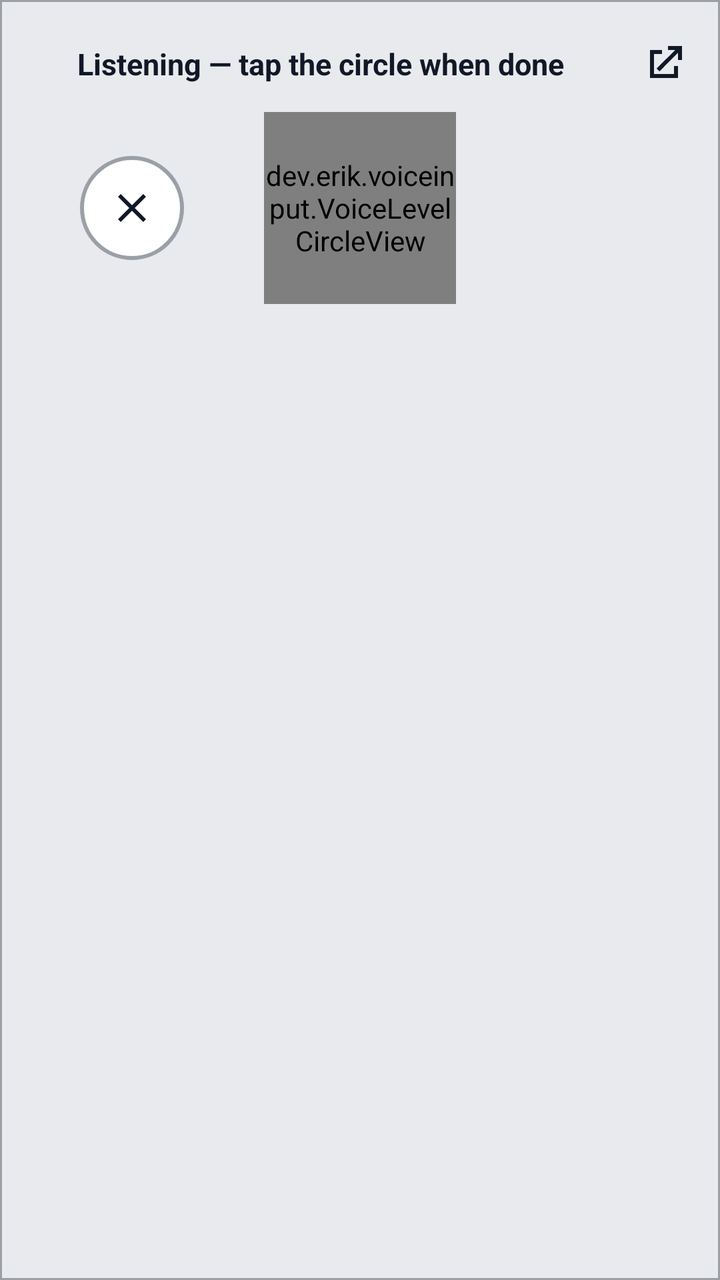
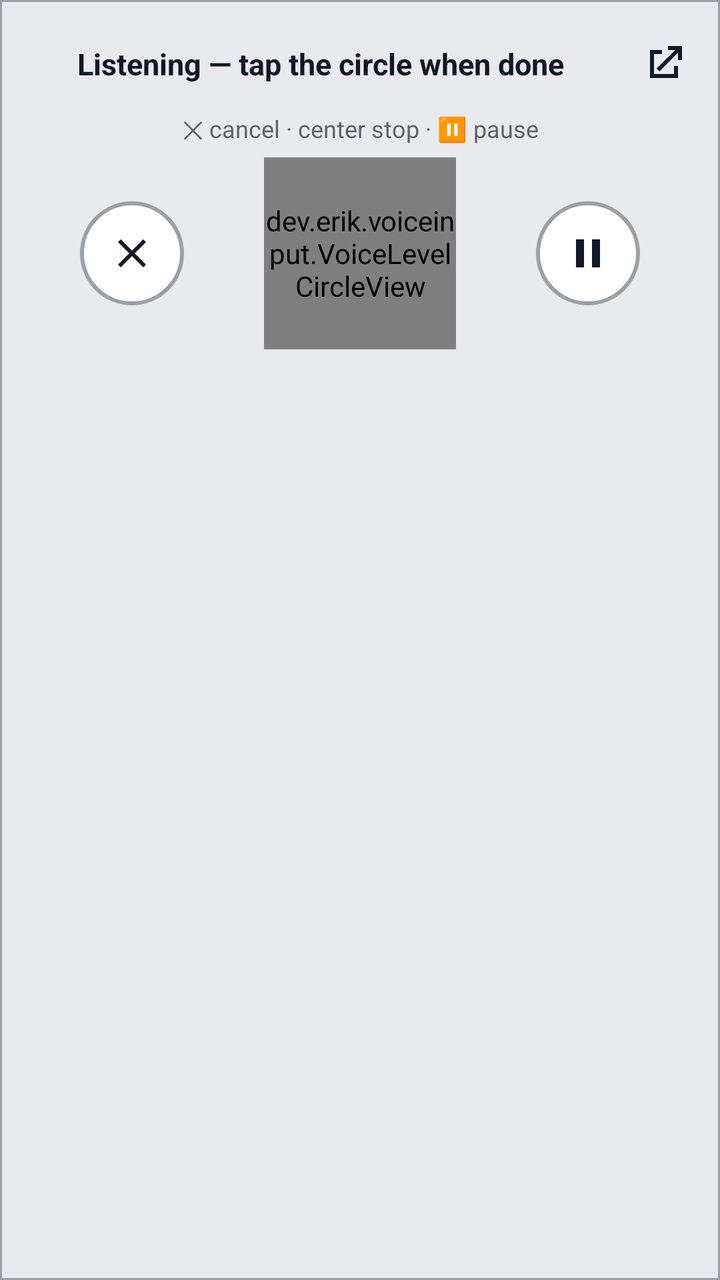

An Android layout rendered at two revisions. The XML below is the earlier revision; the diff shows what the commit changed to produce the second picture.
<!-- AndroidManifest.xml: application theme Theme.VoiceInput -->
<!-- res/layout/voice_input_ime.xml -->
<?xml version="1.0" encoding="utf-8"?>
<LinearLayout xmlns:android="http://schemas.android.com/apk/res/android"
    xmlns:app="http://schemas.android.com/apk/res-auto"
    android:layout_width="match_parent"
    android:layout_height="wrap_content"
    android:background="@drawable/ime_panel_background"
    android:orientation="vertical"
    android:paddingTop="12dp"
    android:paddingBottom="16dp">

    <LinearLayout
        android:layout_width="match_parent"
        android:layout_height="wrap_content"
        android:gravity="center_vertical"
        android:orientation="horizontal"
        android:paddingHorizontal="8dp"
        android:paddingBottom="4dp">

        <TextView
            android:id="@+id/status"
            android:layout_width="0dp"
            android:layout_height="wrap_content"
            android:layout_weight="1"
            android:gravity="center"
            android:paddingHorizontal="8dp"
            android:text="@string/ime_listening"
            android:textColor="@color/ime_status_text"
            android:textSize="15sp"
            android:textStyle="bold" />

        <ImageButton
            android:id="@+id/open_app"
            android:layout_width="40dp"
            android:layout_height="40dp"
            android:background="?android:attr/selectableItemBackgroundBorderless"
            android:contentDescription="@string/ime_open_history"
            android:padding="8dp"
            android:scaleType="centerInside"
            android:src="@drawable/ic_ime_open_app"
            app:tint="@color/ime_status_text" />
    </LinearLayout>

    <TextView
        android:id="@+id/debug_detail"
        android:layout_width="match_parent"
        android:layout_height="wrap_content"
        android:fontFamily="monospace"
        android:gravity="center"
        android:lineSpacingExtra="2dp"
        android:paddingHorizontal="12dp"
        android:paddingBottom="8dp"
        android:textColor="@color/ime_debug_text"
        android:textSize="11sp"
        android:visibility="gone" />

    <LinearLayout
        android:layout_width="match_parent"
        android:layout_height="wrap_content"
        android:gravity="center_vertical"
        android:minHeight="96dp"
        android:orientation="horizontal">

        <FrameLayout
            android:layout_width="0dp"
            android:layout_height="match_parent"
            android:layout_weight="1">

            <ImageButton
                android:id="@+id/cancel"
                android:layout_width="52dp"
                android:layout_height="52dp"
                android:layout_gravity="center"
                android:background="@drawable/ime_stop_button_background"
                android:contentDescription="@string/ime_cancel"
                android:padding="14dp"
                android:scaleType="centerInside"
                android:src="@drawable/ic_ime_cancel"
                app:tint="@color/ime_cancel_icon" />
        </FrameLayout>

        <FrameLayout
            android:id="@+id/stop_button"
            android:layout_width="96dp"
            android:layout_height="96dp"
            android:background="@drawable/ime_stop_button_background"
            android:clickable="true"
            android:contentDescription="@string/ime_mic_stop"
            android:focusable="true">

            <dev.erik.voiceinput.VoiceLevelCircleView
                android:id="@+id/voice_circle"
                android:layout_width="match_parent"
                android:layout_height="match_parent"
                android:clickable="false"
                android:focusable="false" />
        </FrameLayout>

        <FrameLayout
            android:layout_width="0dp"
            android:layout_height="match_parent"
            android:layout_weight="1">

            <ImageButton
                android:id="@+id/retry"
                android:layout_width="52dp"
                android:layout_height="52dp"
                android:layout_gravity="center"
                android:background="@drawable/ime_stop_button_background"
                android:contentDescription="@string/ime_retry"
                android:padding="14dp"
                android:scaleType="centerInside"
                android:src="@drawable/ic_ime_retry"
                android:visibility="gone"
                app:tint="@color/ime_status_text" />
        </FrameLayout>
    </LinearLayout>
</LinearLayout>
<!-- resources referenced by this layout -->
<resources>
  <color name="ime_cancel_icon">#111827</color>
  <color name="ime_debug_text">#5F6368</color>
  <color name="ime_status_text">#111827</color>
  <!-- drawable ic_ime_cancel (drawable) -->
  <?xml version="1.0" encoding="utf-8"?>
  <vector xmlns:android="http://schemas.android.com/apk/res/android"
      android:width="24dp"
      android:height="24dp"
      android:viewportWidth="24"
      android:viewportHeight="24">
      <path
          android:fillColor="#FF000000"
          android:pathData="M19,6.41L17.59,5 12,10.59 6.41,5 5,6.41 10.59,12 5,17.59 6.41,19 12,13.41 17.59,19 19,17.59 13.41,12z" />
  </vector>
  <!-- drawable ic_ime_open_app (drawable) -->
  <?xml version="1.0" encoding="utf-8"?>
  <vector xmlns:android="http://schemas.android.com/apk/res/android"
      android:width="24dp"
      android:height="24dp"
      android:viewportWidth="24"
      android:viewportHeight="24">
      
      <path
          android:fillColor="#FFFFFFFF"
          android:pathData="M14,3h7v7h-2V6.41l-9.29,9.3l-1.42,-1.42L17.59,5H14V3zM5,5h6v2H7v10h10v-4h2v6H5V5z" />
  </vector>
  <!-- drawable ic_ime_retry (drawable) -->
  <?xml version="1.0" encoding="utf-8"?>
  <vector xmlns:android="http://schemas.android.com/apk/res/android"
      android:width="24dp"
      android:height="24dp"
      android:viewportWidth="24"
      android:viewportHeight="24">
      <path
          android:fillColor="#000000"
          android:pathData="M17.65,6.35C16.2,4.9 14.21,4 12,4c-4.42,0 -7.99,3.58 -7.99,8s3.57,8 7.99,8c3.73,0 6.84,-2.55 7.73,-6h-2.08c-0.82,2.33 -3.04,4 -5.65,4 -3.31,0 -6,-2.69 -6,-6s2.69,-6 6,-6c1.66,0 3.14,0.69 4.22,1.78L13,11h7V4l-2.35,2.35z" />
  </vector>
  <!-- drawable ime_panel_background (drawable) -->
  <?xml version="1.0" encoding="utf-8"?>
  <shape xmlns:android="http://schemas.android.com/apk/res/android"
      android:shape="rectangle">
      <solid android:color="@color/ime_background" />
      <stroke
          android:width="1dp"
          android:color="@color/ime_panel_border" />
  </shape>
  <!-- drawable ime_stop_button_background (drawable) -->
  <?xml version="1.0" encoding="utf-8"?>
  <shape xmlns:android="http://schemas.android.com/apk/res/android"
      android:shape="oval">
      <solid android:color="@color/ime_stop_button_bg" />
      <stroke
          android:width="2dp"
          android:color="@color/ime_panel_border" />
  </shape>
  <string name="ime_cancel">Cancel (saves to History if long enough)</string>
  <string name="ime_listening">Listening — tap the circle when done</string>
  <string name="ime_mic_stop">Stop and process</string>
  <string name="ime_open_history">Open History</string>
  <string name="ime_retry">Retry transcription</string>
  <style name="Theme.VoiceInput" parent="Theme.AppCompat.DayNight.NoActionBar" />
  <color name="ime_background">#E8EAED</color>
  <color name="ime_panel_border">#9AA0A6</color>
  <color name="ime_stop_button_bg">#FFFFFF</color>
</resources>

<!-- the commit's change to res/layout/voice_input_ime.xml (unified diff, before → after) -->
@@ -39,6 +39,31 @@
             android:src="@drawable/ic_ime_open_app"
             app:tint="@color/ime_status_text" />
     </LinearLayout>
+
+    <ProgressBar
+        android:id="@+id/process_progress"
+        style="?android:attr/progressBarStyleHorizontal"
+        android:layout_width="match_parent"
+        android:layout_height="6dp"
+        android:layout_marginHorizontal="24dp"
+        android:layout_marginBottom="6dp"
+        android:indeterminate="false"
+        android:max="1000"
+        android:progress="0"
+        android:progressTint="@color/ime_progress"
+        android:progressBackgroundTint="@color/ime_progress_track"
+        android:visibility="gone" />
+
+    <TextView
+        android:id="@+id/hint"
+        android:layout_width="match_parent"
+        android:layout_height="wrap_content"
+        android:gravity="center"
+        android:paddingHorizontal="16dp"
+        android:paddingBottom="6dp"
+        android:text="@string/ime_hint_listening"
+        android:textColor="@color/ime_hint_text"
+        android:textSize="12sp" />
 
     <TextView
         android:id="@+id/debug_detail"
@@ -100,6 +125,19 @@
             android:layout_height="match_parent"
             android:layout_weight="1">
 
+            
+            <ImageButton
+                android:id="@+id/pause_resume"
+                android:layout_width="52dp"
+                android:layout_height="52dp"
+                android:layout_gravity="center"
+                android:background="@drawable/ime_stop_button_background"
+                android:contentDescription="@string/ime_pause"
+                android:padding="14dp"
+                android:scaleType="centerInside"
+                android:src="@drawable/ic_ime_pause"
+                app:tint="@color/ime_status_text" />
+
             <ImageButton
                 android:id="@+id/retry"
                 android:layout_width="52dp"
<!-- resource entries referenced after the edit -->
@@ -2,6 +2,9 @@
 <resources>
   <color name="ime_cancel_icon">#111827</color>
   <color name="ime_debug_text">#5F6368</color>
+  <color name="ime_hint_text">#5F6368</color>
+  <color name="ime_progress">#0B57D0</color>
+  <color name="ime_progress_track">#DADCE0</color>
   <color name="ime_status_text">#111827</color>
   <!-- drawable ic_ime_cancel (drawable) -->
   <?xml version="1.0" encoding="utf-8"?>
@@ -25,6 +28,17 @@
       <path
           android:fillColor="#FFFFFFFF"
           android:pathData="M14,3h7v7h-2V6.41l-9.29,9.3l-1.42,-1.42L17.59,5H14V3zM5,5h6v2H7v10h10v-4h2v6H5V5z" />
+  </vector>
+  <!-- drawable ic_ime_pause (drawable) -->
+  <?xml version="1.0" encoding="utf-8"?>
+  <vector xmlns:android="http://schemas.android.com/apk/res/android"
+      android:width="24dp"
+      android:height="24dp"
+      android:viewportWidth="24"
+      android:viewportHeight="24">
+      <path
+          android:fillColor="#FF000000"
+          android:pathData="M6,5h4v14H6V5zM14,5h4v14h-4V5z" />
   </vector>
   <!-- drawable ic_ime_retry (drawable) -->
   <?xml version="1.0" encoding="utf-8"?>
@@ -56,9 +70,11 @@
           android:color="@color/ime_panel_border" />
   </shape>
   <string name="ime_cancel">Cancel (saves to History if long enough)</string>
+  <string name="ime_hint_listening">✕ cancel · center stop · ⏸ pause</string>
   <string name="ime_listening">Listening — tap the circle when done</string>
   <string name="ime_mic_stop">Stop and process</string>
   <string name="ime_open_history">Open History</string>
+  <string name="ime_pause">Pause recording</string>
   <string name="ime_retry">Retry transcription</string>
   <style name="Theme.VoiceInput" parent="Theme.AppCompat.DayNight.NoActionBar" />
   <color name="ime_background">#E8EAED</color>
